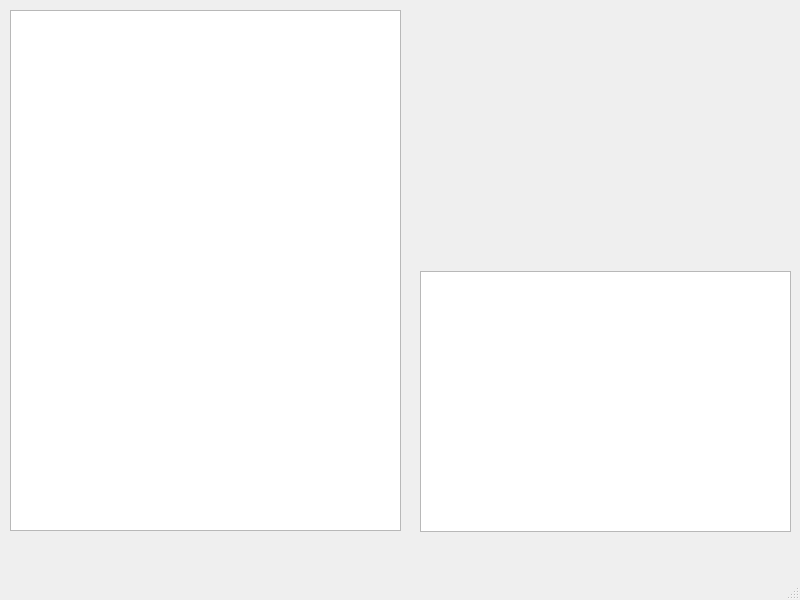
Old version of the form src/mainwindow.ui in the repository Vigiv/GraphConstructor.
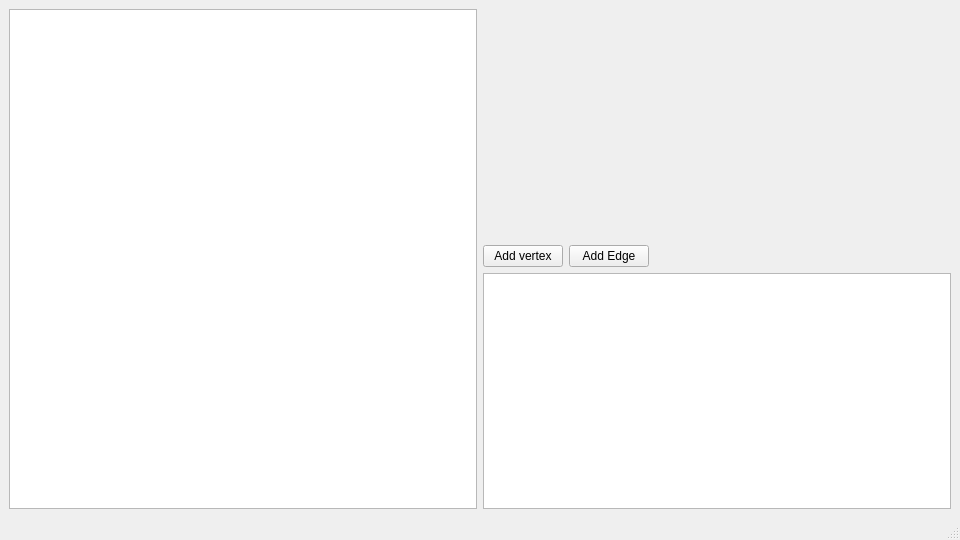
New version of the form.

Commit message: rewrote resize logic and added addVertex and addEdge buttons

What changed in the file:
```diff
--- a/src/mainwindow.ui
+++ b/src/mainwindow.ui
@@ -6,34 +6,103 @@
    <rect>
     <x>0</x>
     <y>0</y>
-    <width>800</width>
-    <height>600</height>
+    <width>960</width>
+    <height>540</height>
    </rect>
   </property>
   <property name="windowTitle">
    <string>MainWindow</string>
   </property>
   <widget class="QWidget" name="centralwidget">
-   <widget class="QGraphicsView" name="graphicsView">
-    <property name="geometry">
-     <rect>
-      <x>10</x>
-      <y>10</y>
-      <width>391</width>
-      <height>521</height>
-     </rect>
-    </property>
-   </widget>
-   <widget class="QTableWidget" name="tableWidget">
-    <property name="geometry">
-     <rect>
-      <x>420</x>
-      <y>271</y>
-      <width>371</width>
-      <height>261</height>
-     </rect>
-    </property>
-   </widget>
+   <property name="sizePolicy">
+    <sizepolicy hsizetype="Preferred" vsizetype="Expanding">
+     <horstretch>0</horstretch>
+     <verstretch>0</verstretch>
+    </sizepolicy>
+   </property>
+   <layout class="QHBoxLayout" name="horizontalLayout_3">
+    <item>
+     <layout class="QHBoxLayout" name="horizontalLayout_2">
+      <item>
+       <widget class="QGraphicsView" name="graph">
+        <property name="enabled">
+         <bool>true</bool>
+        </property>
+        <property name="sizePolicy">
+         <sizepolicy hsizetype="Expanding" vsizetype="Expanding">
+          <horstretch>0</horstretch>
+          <verstretch>0</verstretch>
+         </sizepolicy>
+        </property>
+        <property name="verticalScrollBarPolicy">
+         <enum>Qt::ScrollBarAlwaysOff</enum>
+        </property>
+        <property name="horizontalScrollBarPolicy">
+         <enum>Qt::ScrollBarAlwaysOff</enum>
+        </property>
+       </widget>
+      </item>
+      <item>
+       <layout class="QVBoxLayout" name="verticalLayout">
+        <item>
+         <spacer name="verticalSpacer">
+          <property name="orientation">
+           <enum>Qt::Vertical</enum>
+          </property>
+          <property name="sizeHint" stdset="0">
+           <size>
+            <width>20</width>
+            <height>40</height>
+           </size>
+          </property>
+         </spacer>
+        </item>
+        <item>
+         <layout class="QHBoxLayout" name="horizontalLayout">
+          <item>
+           <widget class="QPushButton" name="addVertexBtn">
+            <property name="text">
+             <string>Add vertex</string>
+            </property>
+           </widget>
+          </item>
+          <item>
+           <widget class="QPushButton" name="addEdgeBtn">
+            <property name="text">
+             <string>Add Edge</string>
+            </property>
+           </widget>
+          </item>
+          <item>
+           <spacer name="horizontalSpacer">
+            <property name="orientation">
+             <enum>Qt::Horizontal</enum>
+            </property>
+            <property name="sizeHint" stdset="0">
+             <size>
+              <width>40</width>
+              <height>20</height>
+             </size>
+            </property>
+           </spacer>
+          </item>
+         </layout>
+        </item>
+        <item>
+         <widget class="QTableWidget" name="matrix">
+          <property name="sizePolicy">
+           <sizepolicy hsizetype="Preferred" vsizetype="Expanding">
+            <horstretch>0</horstretch>
+            <verstretch>0</verstretch>
+           </sizepolicy>
+          </property>
+         </widget>
+        </item>
+       </layout>
+      </item>
+     </layout>
+    </item>
+   </layout>
   </widget>
   <widget class="QMenuBar" name="menubar">
    <property name="geometry">
```
Left out of the diff: 2 changed lines with no effect on the pictures. The commit also changes 12 other files.
